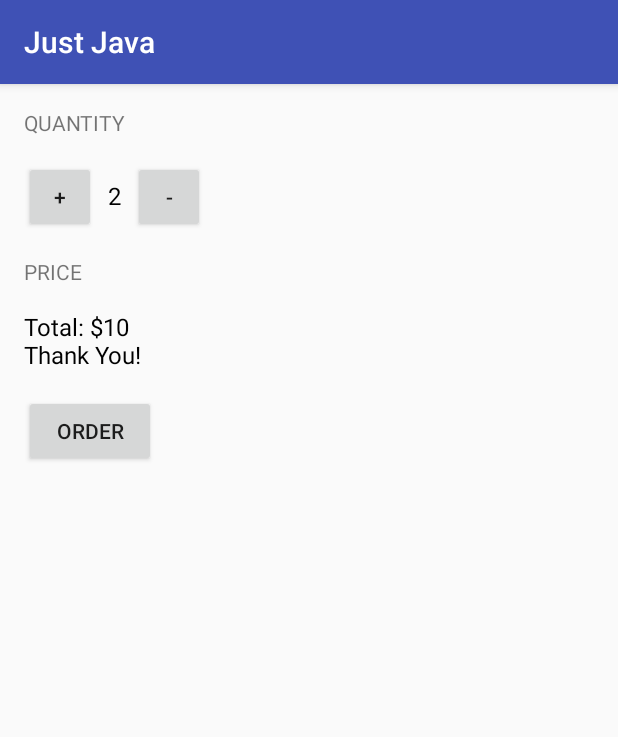
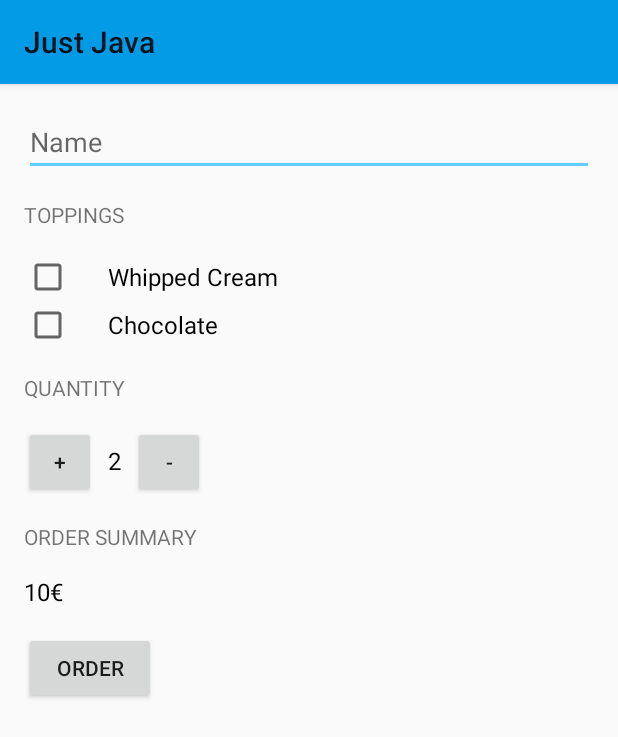
Before and after one commit to braintoilet/AndroidBasicsUdacity, an Android app: the screen it shows after launch (MainActivity), after a tap on "ORDER", on a phone screen of 412 x 824 dp. Shown: the top 737 px of the screen. Run offline under Robolectric (Android 15) with nearby library versions, the phone set to English and light mode, and no system bars.

Commit message:
Completed JustJava project all the way to lesson 11.

```diff
--- a/JustJava/app/src/main/java/com/example/android/justjava/MainActivity.java
+++ b/JustJava/app/src/main/java/com/example/android/justjava/MainActivity.java
@@ -1,8 +1,12 @@
 package com.example.android.justjava;
 
+import android.content.Intent;
+import android.net.Uri;
 import android.os.Bundle;
 import android.support.v7.app.AppCompatActivity;
 import android.view.View;
+import android.widget.CheckBox;
+import android.widget.EditText;
 import android.widget.TextView;
 
 import java.text.NumberFormat;
@@ -25,44 +29,95 @@ public class MainActivity extends AppCompatActivity {
      *
      */
     public void submitOrder(View view) {
-        display(quantity);
-        displayPrice(quantity * 5);
+        CheckBox checkBox = (CheckBox) findViewById(R.id.add_whipped_cream);
+        boolean hasWhippedCream = checkBox.isChecked();
+
+        checkBox = (CheckBox) findViewById(R.id.add_chocolate);
+        boolean hasChocolate = checkBox.isChecked();
+
+        EditText nameText = (EditText) findViewById(R.id.name_edit);
+        String name = nameText.getText().toString();
+
+        String priceMessage = createOrderSummary(calculatePrice(hasWhippedCream, hasChocolate), hasWhippedCream, hasChocolate, name);
+//        displayMessage(priceMessage);
+
+        Intent intent = new Intent(Intent.ACTION_SENDTO);
+        intent.setData(Uri.parse("mailto:")); // only email apps should handle this
+        intent.putExtra(Intent.EXTRA_SUBJECT, "JustJava Order");
+        intent.putExtra(Intent.EXTRA_TEXT, priceMessage);
+        if (intent.resolveActivity(getPackageManager()) != null) {
+            startActivity(intent);
+        }
+
     }
 
     public void increment(View view){
-
-        quantity++;
-        display(quantity);
+        if(quantity < 100){
+            quantity++;
+            displayQuantity(quantity);
+        }
     }
 
     public void decrement(View view){
         if(quantity > 0){
             quantity--;
-            display(quantity);
+            displayQuantity(quantity);
         }
+    }
+
+    /**
+     *  Calculates the total price of the order.
+     * @param addWhippedCream if true add 1 to price
+     * @param addChocolate if true add 2 to price
+     * @return Total price
+     */
+    private int calculatePrice(boolean addWhippedCream, boolean addChocolate){
+        int price = 5;
+
+        if(addWhippedCream){
+            price = price + 1;
+        }
+        if(addChocolate){
+            price = price + 2;
+        }
+
+        return quantity * price;
+    }
+
+
+    /**
+     * Create summary of the order.
+     *
+     * @param addWhippedCream is whether or not the user wants whipped cream topping
+     * @param addChocolate is whether or not the user wants chocolate topping
+     * @param price of the order
+     * @return text summary
+     */
+    private String createOrderSummary(int price, boolean addWhippedCream, boolean addChocolate, String name){
+        String result = "";
+        result += "Name: "+ name + "\n";
+        result += "near  " + addWhippedCream + "\n";
+        result += "Add Chocolate? " + addChocolate + "\n";
+        result += "Quantity: " + quantity + "\n";
+        result += "Total: " + price + "€\n";
+        result += "Thank You!";
+
+        return result;
     }
 
     /**
      * This method displays the given quantity value on the screen.
      */
-    private void display(int number) {
+    private void displayQuantity(int number) {
         TextView quantityTextView = (TextView) findViewById(R.id.quantity_text_view);
         quantityTextView.setText("" + number);
-    }
-
-    /**
-     * This method displays the given price on the screen.
-     */
-    private void displayPrice(int number) {
-        String priceMessage = "Total: $" + number + "\nThank You!";
-        displayMessage(priceMessage);
     }
 
     /**
      * This method displays the given text on the screen.
      */
     private void displayMessage(String message) {
-        TextView priceTextView = (TextView) findViewById(R.id.price_text_view);
-        priceTextView.setText(message);
+        TextView orderSummaryTextView = (TextView) findViewById(R.id.order_summary_text_view    );
+        orderSummaryTextView.setText(message);
     }
 }
--- a/JustJava/app/src/main/res/layout/activity_main.xml
+++ b/JustJava/app/src/main/res/layout/activity_main.xml
@@ -1,19 +1,57 @@
 <?xml version="1.0" encoding="utf-8"?>
+<ScrollView xmlns:android="http://schemas.android.com/apk/res/android"
+    android:layout_width="fill_parent"
+    android:layout_height="wrap_content"
+    android:fillViewport="false"
+    android:orientation="vertical">
+
     <LinearLayout xmlns:android="http://schemas.android.com/apk/res/android"
         xmlns:app="http://schemas.android.com/apk/res-auto"
         xmlns:tools="http://schemas.android.com/tools"
         android:layout_width="match_parent"
         android:layout_height="match_parent"
+        android:orientation="vertical"
         android:padding="16dp"
-    android:orientation="vertical"
         tools:context="com.example.android.justjava.MainActivity">
+
+        <EditText
+            android:id="@+id/name_edit"
+            android:layout_width="match_parent"
+            android:layout_height="wrap_content"
+            android:hint="@string/name"
+            android:maxLines="1"
+            android:layout_marginBottom="16dp"/>
 
         <TextView
             android:layout_width="wrap_content"
             android:layout_height="wrap_content"
-        android:text="QUANTITY"
-        android:textAllCaps="true"
-        android:layout_marginBottom="16dp"/>
+            android:layout_marginBottom="16dp"
+            android:text="@string/toppings"
+            android:textAllCaps="true" />
+
+        <CheckBox
+            android:id="@+id/add_whipped_cream"
+            android:layout_width="wrap_content"
+            android:layout_height="wrap_content"
+            android:paddingLeft="24dp"
+            android:text="@string/whipped_cream"
+            android:textSize="16sp" />
+
+        <CheckBox
+            android:id="@+id/add_chocolate"
+            android:layout_width="wrap_content"
+            android:layout_height="wrap_content"
+            android:paddingLeft="24dp"
+            android:layout_marginBottom="16dp"
+            android:text="@string/chocolate"
+            android:textSize="16sp" />
+
+        <TextView
+            android:layout_width="wrap_content"
+            android:layout_height="wrap_content"
+            android:layout_marginBottom="16dp"
+            android:text="@string/quantity"
+            android:textAllCaps="true" />
 
         <LinearLayout
             android:layout_width="wrap_content"
@@ -22,10 +60,10 @@
 
             <Button
                 android:id="@+id/incrementButton"
-        android:onClick="increment"
                 android:layout_width="48dp"
                 android:layout_height="48dp"
                 android:layout_marginRight="8dp"
+                android:onClick="increment"
                 android:text="+" />
 
             <TextView
@@ -33,18 +71,16 @@
                 android:layout_width="wrap_content"
                 android:layout_height="wrap_content"
                 android:text="2"
-        android:textSize="16sp"
                 android:textColor="#000000"
-        />
+                android:textSize="16sp" />
 
             <Button
                 android:id="@+id/decrementButton"
-        android:onClick="decrement"
                 android:layout_width="48dp"
                 android:layout_height="48dp"
                 android:layout_marginLeft="8dp"
-        android:text="-"
-        />
+                android:onClick="decrement"
+                android:text="-" />
 
         </LinearLayout>
 
@@ -52,24 +88,25 @@
         <TextView
             android:layout_width="wrap_content"
             android:layout_height="wrap_content"
-        android:text="price"
-        android:textAllCaps="true"
-        android:layout_marginBottom="16dp"/>
+            android:layout_marginBottom="16dp"
+            android:text="@string/order_summary"
+            android:textAllCaps="true" />
 
         <TextView
-        android:id="@+id/price_text_view"
+            android:id="@+id/order_summary_text_view"
             android:layout_width="wrap_content"
             android:layout_height="wrap_content"
             android:text="10€"
-        android:textSize="16sp"
-        android:textColor="#000000" />
+            android:textColor="#000000"
+            android:textSize="16sp" />
 
         <Button
             android:id="@+id/button"
-        android:onClick="submitOrder"
             android:layout_width="wrap_content"
             android:layout_height="wrap_content"
-        android:text="Order"
-        android:layout_marginTop="16dp"/>
+            android:layout_marginTop="16dp"
+            android:onClick="submitOrder"
+            android:text="@string/order" />
 
     </LinearLayout>
+</ScrollView>
--- a/JustJava/app/src/main/res/values/strings.xml
+++ b/JustJava/app/src/main/res/values/strings.xml
@@ -1,3 +1,10 @@
 <resources>
     <string name="app_name">Just Java</string>
+    <string name="name">Name</string>
+    <string name="toppings">Toppings</string>
+    <string name="whipped_cream">Whipped Cream</string>
+    <string name="chocolate">Chocolate</string>
+    <string name="quantity">Quantity</string>
+    <string name="order_summary">Order Summary</string>
+    <string name="order">Order</string>
 </resources>
--- a/JustJava/app/src/main/res/values/styles.xml
+++ b/JustJava/app/src/main/res/values/styles.xml
@@ -1,11 +1,12 @@
 <resources>
 
     <!-- Base application theme. -->
-    <style name="AppTheme" parent="Theme.AppCompat.Light.DarkActionBar">
-        <!-- Customize your theme here. -->
-        <item name="colorPrimary">@color/colorPrimary</item>
-        <item name="colorPrimaryDark">@color/colorPrimaryDark</item>
-        <item name="colorAccent">@color/colorAccent</item>
+    <!-- extend one of the Theme.AppCompat themes -->
+    <style name="AppTheme" parent="Theme.AppCompat.Light">
+        <!-- customize the color palette -->
+        <item name="colorPrimary">#039be5</item>
+        <item name="colorPrimaryDark">#006db3</item>
+        <item name="colorAccent">#63ccff</item>
     </style>
 
 </resources>
```
Also changed, not shown: 1 other file. Lines whose indentation alone changed are shown as unchanged.
